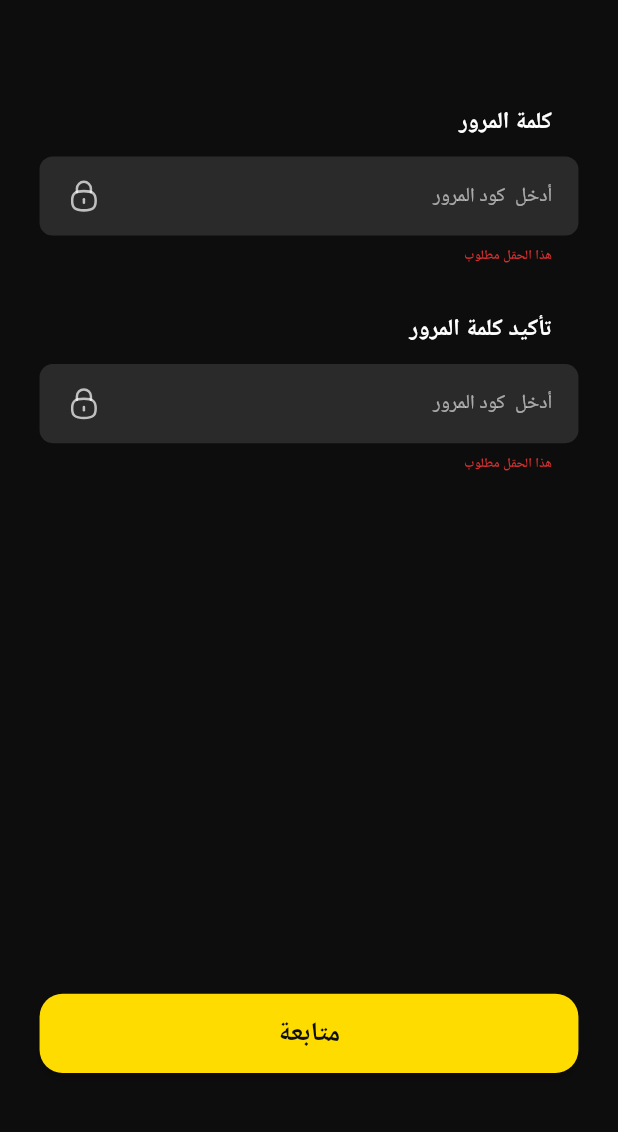
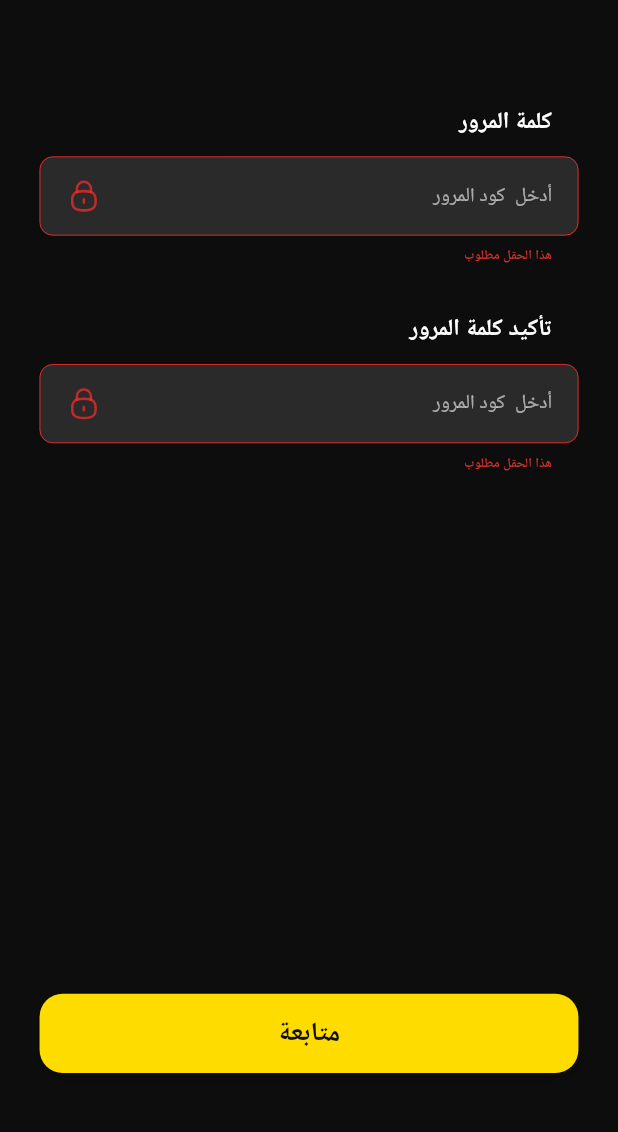
Before and after one commit to ZiadElgaraihe/black-market, a Flutter app: the ResetPasswordView screen opened directly, after a tap on "متابعة", on a phone screen of 412 x 824 dp, the part 76-1208 px from its top. Run offline on Flutter 3.47's test engine with Material 2 defaults, Android fonts, the phone set to English and light mode, and no system bars; our stand-ins replace connectivity_plus, dartz, dio, flutter_bloc, flutter_screenutil, flutter_svg and 2 more; Roboto replaces fonts that are missing (Almarai); project files that could hold a hidden picture were left out.

Commit message:
change the appearance of the user data text form field when there is error in validation

```diff
--- a/lib/core/presentation/view/text_fields/user_data_text_form_field.dart
+++ b/lib/core/presentation/view/text_fields/user_data_text_form_field.dart
@@ -31,6 +31,7 @@ class UserDataTextFormField extends StatefulWidget {
 class _UserDataTextFormFieldState extends State<UserDataTextFormField> {
   final FocusNode _focusNode = FocusNode();
   final ValueNotifier<bool> _isFocued = ValueNotifier<bool>(false);
+  final ValueNotifier<bool> _hasError = ValueNotifier<bool>(false);
 
   @override
   void initState() {
@@ -62,11 +63,17 @@ class _UserDataTextFormFieldState extends State<UserDataTextFormField> {
       validator: (widget.validator == null)
           ? (value) {
               if (value == null || value.isEmpty) {
+                _hasError.value = true;
                 return 'هذا الحقل مطلوب';
               }
+              _hasError.value = false;
               return null;
             }
-          : widget.validator,
+          : (value) {
+              String? customError = widget.validator!(value);
+              _hasError.value = customError != null;
+              return customError;
+            },
       decoration: InputDecoration(
         hintText: widget.hintText,
         contentPadding: EdgeInsets.symmetric(
@@ -84,20 +91,35 @@ class _UserDataTextFormFieldState extends State<UserDataTextFormField> {
           borderSide: BorderSide(color: AppColors.yellow, width: 0.5.w),
           borderRadius: BorderRadius.circular(8.w),
         ),
+        errorBorder: OutlineInputBorder(
+          borderSide: BorderSide(color: AppColors.red, width: 0.5.w),
+          borderRadius: BorderRadius.circular(8.w),
+        ),
+        focusedErrorBorder: OutlineInputBorder(
+          borderSide: BorderSide(color: AppColors.red, width: 0.5.w),
+          borderRadius: BorderRadius.circular(8.w),
+        ),
         suffixIcon: Padding(
           padding: EdgeInsets.symmetric(
             horizontal: 16.w,
             vertical: 15.h,
           ),
           child: ValueListenableBuilder(
+            valueListenable: _hasError,
+            builder: (context, hasError, child) => ValueListenableBuilder(
               valueListenable: _isFocued,
               builder: (context, isFocused, child) => SvgPicture.asset(
                 widget.suffixIcon,
                 height: 22.h,
                 width: 22.w,
                 colorFilter: ColorFilter.mode(
-                isFocused ? AppColors.yellow : AppColors.white,
+                  hasError
+                      ? AppColors.red
+                      : isFocused
+                          ? AppColors.yellow
+                          : AppColors.white,
                   BlendMode.srcATop,
+                ),
               ),
             ),
           ),
--- a/lib/core/utils/app_colors.dart
+++ b/lib/core/utils/app_colors.dart
@@ -25,6 +25,9 @@ abstract class AppColors {
   ///#D3DCEE
   static Color pastelBlue = const Color(0xFFD3DCEE);
 
+  ///FF2A2A
+  static Color red = const Color(0xFFFF2A2A);
+
   static Color transparent = Colors.transparent;
 
   ///#FFFFFF
```
Lines whose indentation alone changed are shown as unchanged.
